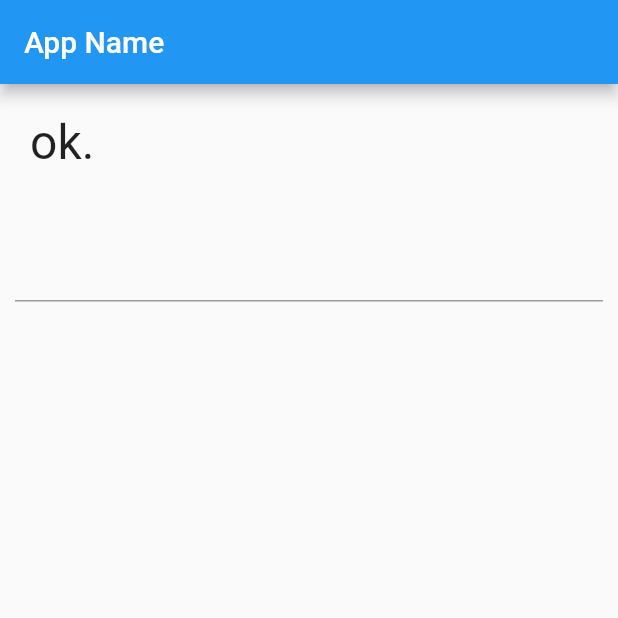
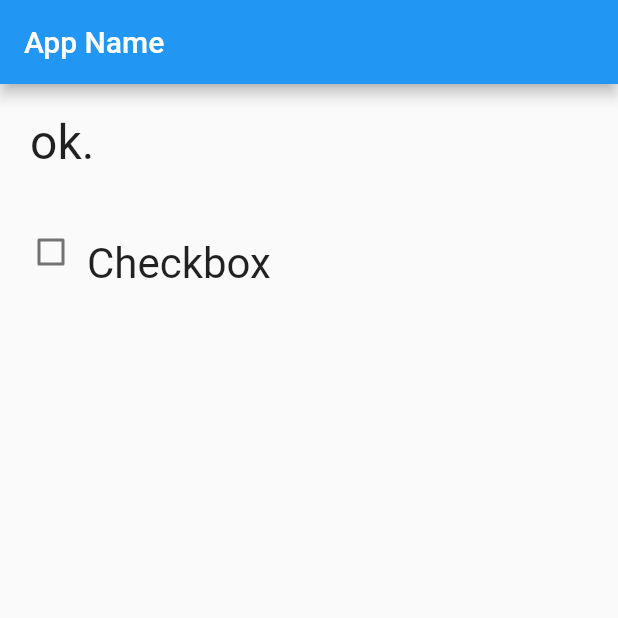
Before and after one commit to uni51/flutter_tsuyano_app_01, a Flutter app: the screen it shows after launch, on a phone screen of 412 x 824 dp, the top half of it. Run offline on Flutter 3.47's test engine with Material 2 defaults, Android fonts, the phone set to English and light mode, and no system bars; Roboto replaces fonts that are missing (Robot).

Commit message:
3-2-3 CheckBox

```diff
--- a/lib/main.dart
+++ b/lib/main.dart
@@ -28,7 +28,7 @@
 
 class _MyHomePageState extends State<MyHomePage> {
   static var _message = 'ok.';
-  static final _controller = TextEditingController();
+  static var _checked = false;
 
   @override
   Widget build(BuildContext context) {
@@ -54,15 +54,22 @@
             ),
             Padding(
               padding: const EdgeInsets.all(10.0),
-              child: TextField(
-                onChanged: textChanged,
-                controller: _controller,
-                style: const TextStyle(
-                    fontSize: 28.0,
-                    color: Color(0xffFF0000),
-                    fontWeight: FontWeight.w400,
-                    fontFamily: "Roboto"),
-              ),
+              child: Row(
+                mainAxisAlignment: MainAxisAlignment.start,
+                mainAxisSize: MainAxisSize.max,
+                crossAxisAlignment: CrossAxisAlignment.end,
+                children: <Widget>[
+                  Checkbox(value: _checked, onChanged: checkChanged),
+                  const Text(
+                    "Checkbox",
+                    style: TextStyle(
+                        fontSize: 28.0,
+                        fontWeight: FontWeight.w400,
+                        fontFamily: "Robot"
+                    ),
+                  )
+                ],
+              )
             ),
           ],
         ),
@@ -70,9 +77,10 @@
     );
   }
 
-  void textChanged(String val) {
+  void checkChanged(bool? value) {
     setState(() {
-      _message = val.toUpperCase();
+      _checked = value!;
+      _message = value ? 'checked' : 'not checked...';
     });
   }
 }
```
